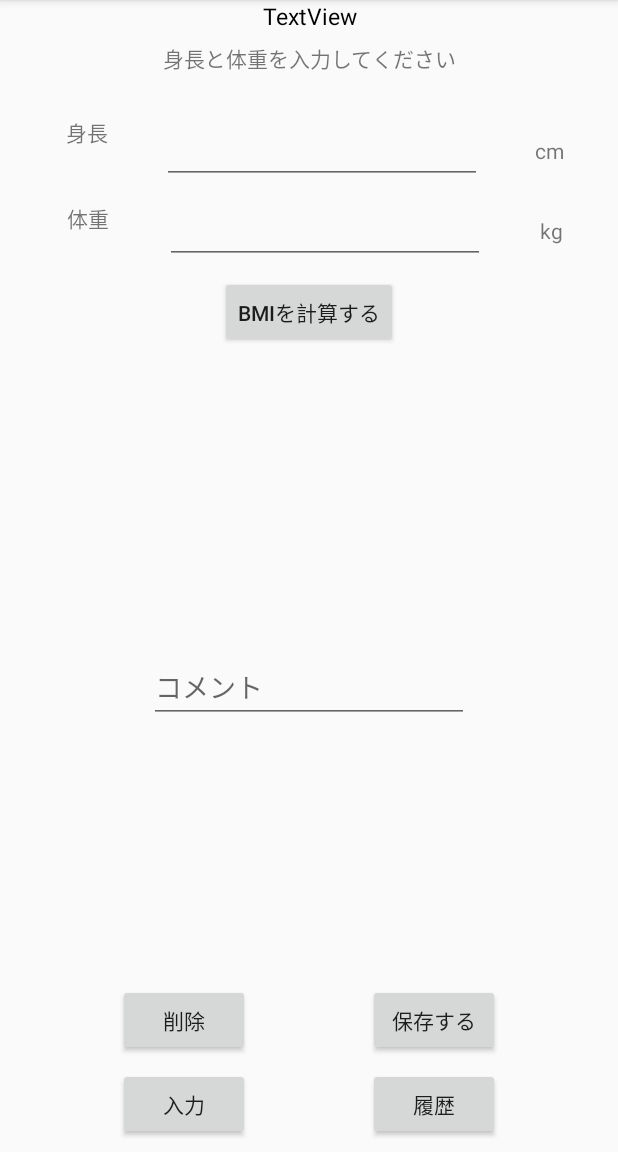
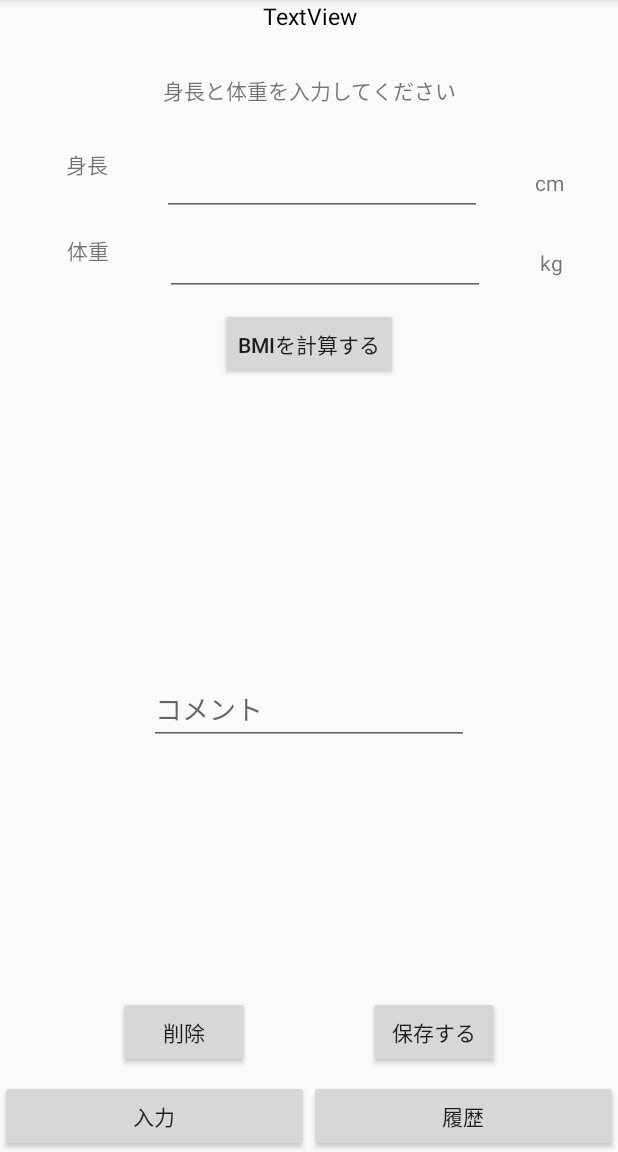
Before and after one commit to y-toda/bmiApp717, an Android app: the fragment RecordFragment placed in its activity, after a tap on "入力", on a phone screen of 412 x 824 dp, the part 84-1236 px from its top. Run offline under Robolectric (Android 15) with nearby library versions, the phone set to English and light mode, and no system bars; 4 statements that could not run were skipped.

Commit message:
タブレイアウトはボタンのまま

```diff
--- a/app/src/main/java/com/example/bmiapp/RecordFragment.kt
+++ b/app/src/main/java/com/example/bmiapp/RecordFragment.kt
@@ -8,7 +8,9 @@ import android.view.View
 import android.view.ViewGroup
 import androidx.fragment.app.Fragment
 import androidx.recyclerview.widget.LinearLayoutManager
+import androidx.recyclerview.widget.RecyclerView
 import com.example.dao.ItemsDaoImpl
+import com.example.entity.ItemsOfBMI
 import com.google.android.material.snackbar.Snackbar
 import kotlinx.android.synthetic.main.activity_main.*
 import kotlinx.android.synthetic.main.fragment_record.*
@@ -39,27 +41,39 @@ class RecordFragment : Fragment()  {
         //登録されたデータの取得
         val pref = PreferenceManager.getDefaultSharedPreferences(activity)
         val dao = ItemsDaoImpl(pref)
-        val itemsList = dao.findAll()
+        val itemsList = dao.findAll().sortedBy { it.id }
 
         val dataList = mutableListOf<RowModel>()
+
+        //月初めを判断する変数の宣言
+        var month: String? = null
+
         itemsList.forEach {
-//            val data = RowModel(0 , it)
 
             val data = it
 
-//            it.id = sortBy
-            //if()月初めだったら
+            //変数monthと月が一致しなかったら月初めのデータである
+            if (data.id.substring(4,6) != month) {
+                Log.d("RecordFragment", "セクションを表示します")
+                val section = RowModel(RecyclerType.SECTION, data)
+                dataList.add(section)
+            }
+            //変数monthに今回の月を代入
+            month = data.id.substring(4,6)
+
+            // BODYをセット
+            Log.d("RecordFragment", "BODYを表示します")
+            val body = RowModel(RecyclerType.BODY, data)
+            dataList.add(body)
 
 
-            // BODYをセット
-            val body = RowModel(RecyclerType.BODY, data)
-            dataList.add(body)
 
             // メモが登録された
             if(!data.contents.isNullOrEmpty()){
                 val detail = RowModel(RecyclerType.DETAIL, data)
                 dataList.add(detail)
             }
+
         }
         return dataList
     }
--- a/app/src/main/java/com/example/bmiapp/RowModel.kt
+++ b/app/src/main/java/com/example/bmiapp/RowModel.kt
@@ -11,7 +11,7 @@ data class RowModel(val type: RecyclerType ,val item: ItemsOfBMI)
  */
 enum class RecyclerType(val int: Int) {
 
-//    SECTION(0),
+    SECTION(0),
     BODY(1),
     DETAIL(2);
 
--- a/app/src/main/java/com/example/bmiapp/ViewHolder.kt
+++ b/app/src/main/java/com/example/bmiapp/ViewHolder.kt
@@ -11,6 +11,11 @@ class ViewHolder(itemView: View) : RecyclerView.ViewHolder(itemView){
     val bmiView: TextView = itemView.findViewById(R.id.row_bmi)
 }
 
+class ViewSectionHolder(itemView: View) : RecyclerView.ViewHolder(itemView) {
+    val sectionView: TextView = itemView.findViewById(R.id.section)
+
+}
+
 class ViewDetailHolder(itemView: View) : RecyclerView.ViewHolder(itemView) {
     val contentsView: TextView = itemView.findViewById(R.id.contentsDetail)
 }
--- a/app/src/main/java/com/example/entity/ItemsOfBMI.kt
+++ b/app/src/main/java/com/example/entity/ItemsOfBMI.kt
@@ -8,6 +8,6 @@ class ItemsOfBMI (
     var id: String,
     var strHeight: String,
     var strWeight: String,
-    var bmiResult: String,
+    var bmiResult: String?,
     var contents: String?
 )
--- a/app/src/main/res/layout/activity_main.xml
+++ b/app/src/main/res/layout/activity_main.xml
@@ -12,25 +12,31 @@
             android:layout_height="0dp"
             app:layout_constraintStart_toStartOf="parent"
             app:layout_constraintEnd_toEndOf="parent"
-            android:id="@+id/container" app:layout_constraintTop_toTopOf="parent"
+            android:id="@+id/container"
             app:layout_constraintBottom_toTopOf="@+id/inputButton"
-    >
+            app:layout_constraintTop_toBottomOf="@+id/headerFragment">
 
     </FrameLayout>
     <Button
             android:text="@string/inputButton"
-            android:layout_width="wrap_content"
+            android:layout_width="0dp"
             android:layout_height="wrap_content"
             android:id="@+id/inputButton" app:layout_constraintStart_toStartOf="parent"
             app:layout_constraintHorizontal_bias="0.5" app:layout_constraintEnd_toStartOf="@+id/listButton"
-            android:layout_marginBottom="8dp" app:layout_constraintBottom_toBottomOf="parent"/>
+            app:layout_constraintBottom_toBottomOf="parent"/>
     <Button
             android:text="@string/listButton"
-            android:layout_width="wrap_content"
+            android:layout_width="0dp"
             android:layout_height="wrap_content"
             android:id="@+id/listButton"
             app:layout_constraintTop_toTopOf="@+id/inputButton"
             app:layout_constraintBottom_toBottomOf="@+id/inputButton"
             app:layout_constraintStart_toEndOf="@+id/inputButton" app:layout_constraintHorizontal_bias="0.5"
             app:layout_constraintEnd_toEndOf="parent"/>
+    <fragment
+            android:layout_width="0dp"
+            android:layout_height="wrap_content" android:name="com.example.bmiapp.HeaderFragment"
+            android:id="@+id/headerFragment" app:layout_constraintEnd_toEndOf="parent"
+            app:layout_constraintStart_toStartOf="parent"
+            app:layout_constraintTop_toTopOf="parent"/>
 </androidx.constraintlayout.widget.ConstraintLayout>
--- a/app/src/main/res/layout/fragment_main.xml
+++ b/app/src/main/res/layout/fragment_main.xml
@@ -117,11 +117,4 @@
             app:layout_constraintBottom_toTopOf="@+id/deleteButton" android:layout_marginEnd="8dp"
             app:layout_constraintEnd_toEndOf="parent" android:layout_marginStart="8dp"
             app:layout_constraintStart_toStartOf="parent"/>
-    <fragment
-            android:layout_width="0dp"
-            android:layout_height="wrap_content" android:name="com.example.bmiapp.HeaderFragment"
-            android:id="@+id/mainFragment"
-            app:layout_constraintEnd_toEndOf="parent"
-            app:layout_constraintStart_toStartOf="parent"
-            app:layout_constraintTop_toTopOf="parent"/>
 </androidx.constraintlayout.widget.ConstraintLayout>
```
Also changed, not shown: app/src/main/java/com/example/bmiapp/MainActivity.kt (+12 -15 lines), app/src/main/java/com/example/bmiapp/MainFragment.kt (+55 -39 lines), app/src/main/java/com/example/bmiapp/ViewAdapter.kt (+28 -7 lines), app/src/main/res/layout/fragment_record.xml (+1 -8 lines), app/src/main/res/layout/recycler_section.xml (added, +14 -0 lines).
